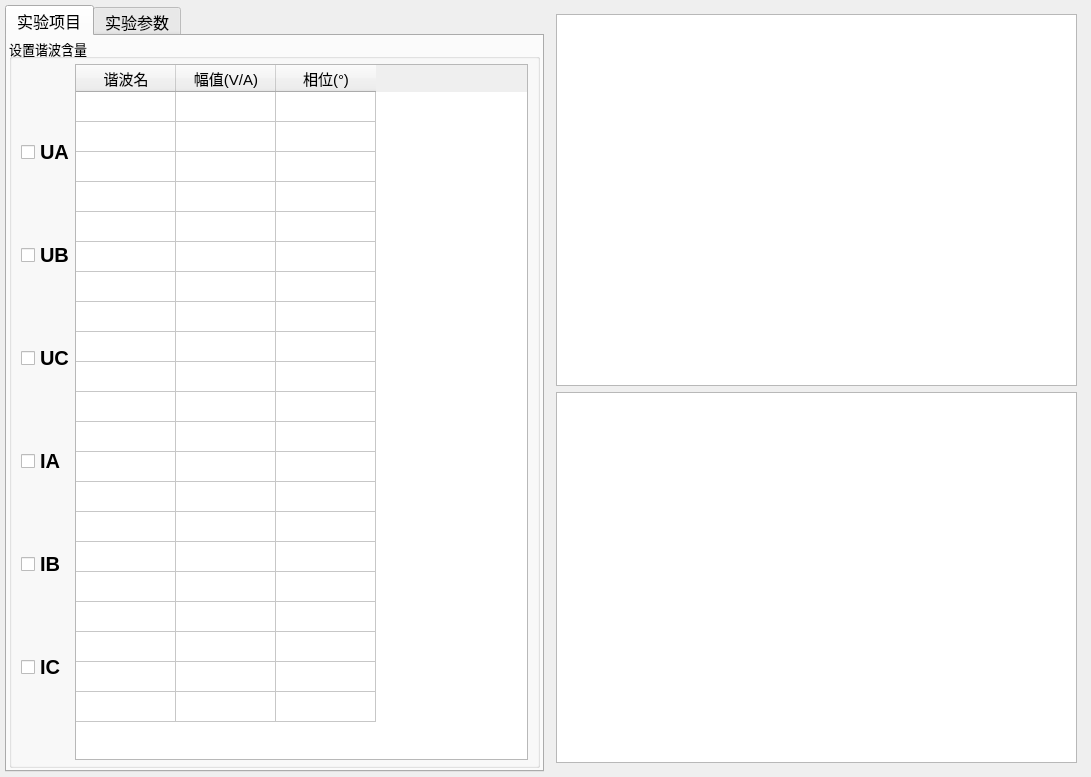
AgueroZzz/Electric-energy-detection, file energy/ui/test04/ui_004.ui: the form before one commit.
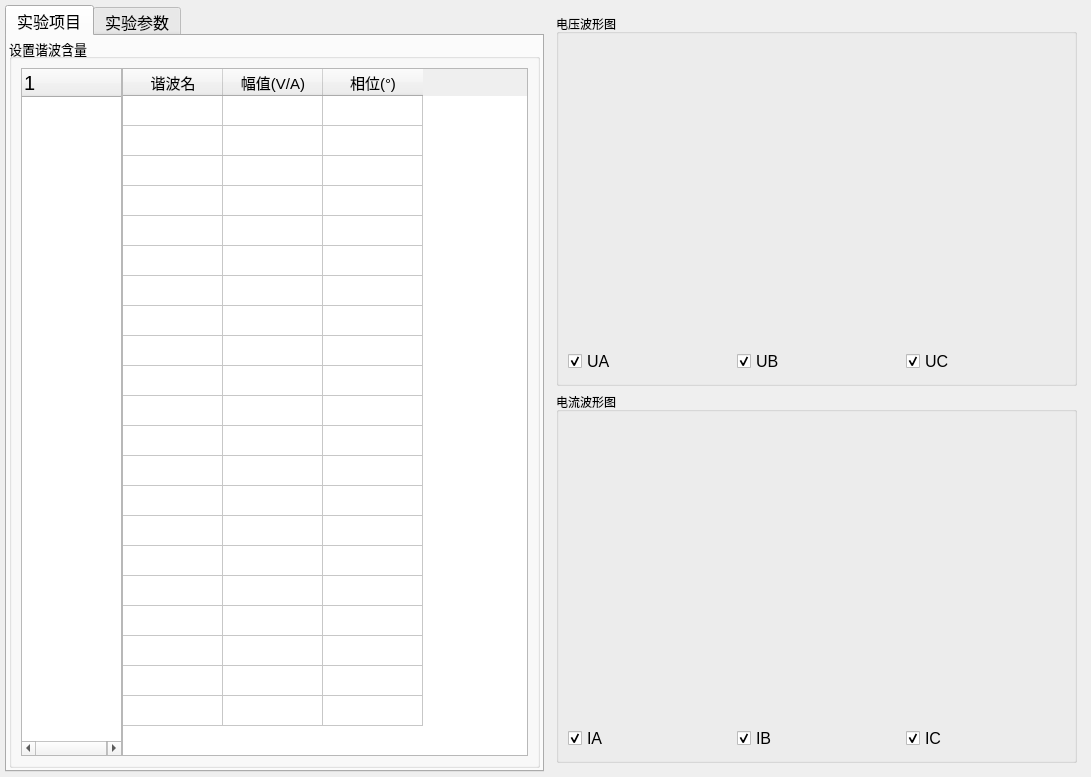
The form after the commit. The open tabs and pages were chosen to show the change.

Diff of the .ui file:
```diff
--- a/energy/ui/test04/ui_004.ui
+++ b/energy/ui/test04/ui_004.ui
@@ -99,97 +99,18 @@
             <property name="title">
              <string>设置谐波含量</string>
             </property>
-            <layout class="QHBoxLayout" name="horizontalLayout_4">
+            <layout class="QHBoxLayout" name="horizontalLayout_4" stretch="1,4">
              <property name="spacing">
               <number>0</number>
              </property>
-             <property name="topMargin">
-              <number>5</number>
-             </property>
-             <property name="bottomMargin">
-              <number>5</number>
-             </property>
              <item>
-              <layout class="QVBoxLayout" name="verticalLayout">
-               <item>
-                <widget class="QCheckBox" name="checkBox">
-                 <property name="font">
-                  <font>
-                   <pointsize>15</pointsize>
-                   <bold>true</bold>
-                  </font>
-                 </property>
-                 <property name="text">
-                  <string>UA</string>
-                 </property>
-                </widget>
-               </item>
-               <item>
-                <widget class="QCheckBox" name="checkBox_2">
-                 <property name="font">
-                  <font>
-                   <pointsize>15</pointsize>
-                   <bold>true</bold>
-                  </font>
-                 </property>
-                 <property name="text">
-                  <string>UB</string>
-                 </property>
-                </widget>
-               </item>
-               <item>
-                <widget class="QCheckBox" name="checkBox_3">
-                 <property name="font">
-                  <font>
-                   <pointsize>15</pointsize>
-                   <bold>true</bold>
-                  </font>
-                 </property>
-                 <property name="text">
-                  <string>UC</string>
-                 </property>
-                </widget>
-               </item>
-               <item>
-                <widget class="QCheckBox" name="checkBox_4">
-                 <property name="font">
-                  <font>
-                   <pointsize>15</pointsize>
-                   <bold>true</bold>
-                  </font>
-                 </property>
-                 <property name="text">
-                  <string>IA</string>
-                 </property>
-                </widget>
-               </item>
-               <item>
-                <widget class="QCheckBox" name="checkBox_5">
-                 <property name="font">
-                  <font>
-                   <pointsize>15</pointsize>
-                   <bold>true</bold>
-                  </font>
-                 </property>
-                 <property name="text">
-                  <string>IB</string>
-                 </property>
-                </widget>
-               </item>
-               <item>
-                <widget class="QCheckBox" name="checkBox_6">
-                 <property name="font">
-                  <font>
-                   <pointsize>15</pointsize>
-                   <bold>true</bold>
-                  </font>
-                 </property>
-                 <property name="text">
-                  <string>IC</string>
-                 </property>
-                </widget>
-               </item>
-              </layout>
+              <widget class="QTreeWidget" name="treeWidget">
+               <property name="font">
+                <font>
+                 <pointsize>15</pointsize>
+                </font>
+               </property>
+              </widget>
              </item>
              <item>
               <widget class="QTableWidget" name="tb_xbhl">
@@ -920,12 +841,137 @@
    </item>
    <item>
     <widget class="QWidget" name="widget_2" native="true">
-     <layout class="QVBoxLayout" name="verticalLayout_8">
+     <layout class="QVBoxLayout" name="verticalLayout_8" stretch="1,1">
       <item>
-       <widget class="QTableWidget" name="tableWidget"/>
+       <widget class="QGroupBox" name="groupBox_8">
+        <property name="title">
+         <string>电压波形图</string>
+        </property>
+        <layout class="QVBoxLayout" name="verticalLayout_9" stretch="5,1">
+         <item>
+          <widget class="QWidget" name="v_chart" native="true"/>
+         </item>
+         <item>
+          <layout class="QHBoxLayout" name="horizontalLayout_11" stretch="1,1,1">
+           <property name="spacing">
+            <number>10</number>
+           </property>
+           <item>
+            <widget class="QCheckBox" name="cb_ua">
+             <property name="font">
+              <font>
+               <pointsize>12</pointsize>
+              </font>
+             </property>
+             <property name="text">
+              <string>UA</string>
+             </property>
+             <property name="checked">
+              <bool>true</bool>
+             </property>
+             <property name="tristate">
+              <bool>false</bool>
+             </property>
+            </widget>
+           </item>
+           <item>
+            <widget class="QCheckBox" name="cb_ub">
+             <property name="font">
+              <font>
+               <pointsize>12</pointsize>
+              </font>
+             </property>
+             <property name="text">
+              <string>UB</string>
+             </property>
+             <property name="checked">
+              <bool>true</bool>
+             </property>
+            </widget>
+           </item>
+           <item>
+            <widget class="QCheckBox" name="cb_uc">
+             <property name="font">
+              <font>
+               <pointsize>12</pointsize>
+              </font>
+             </property>
+             <property name="text">
+              <string>UC</string>
+             </property>
+             <property name="checked">
+              <bool>true</bool>
+             </property>
+            </widget>
+           </item>
+          </layout>
+         </item>
+        </layout>
+       </widget>
       </item>
       <item>
-       <widget class="QTableWidget" name="tableWidget_2"/>
+       <widget class="QGroupBox" name="groupBox_9">
+        <property name="title">
+         <string>电流波形图</string>
+        </property>
+        <layout class="QVBoxLayout" name="verticalLayout_10" stretch="5,1">
+         <item>
+          <widget class="QWidget" name="i_chart" native="true"/>
+         </item>
+         <item>
+          <layout class="QHBoxLayout" name="horizontalLayout_12" stretch="1,1,1">
+           <property name="spacing">
+            <number>10</number>
+           </property>
+           <item>
+            <widget class="QCheckBox" name="cb_ia">
+             <property name="font">
+              <font>
+               <pointsize>12</pointsize>
+              </font>
+             </property>
+             <property name="text">
+              <string>IA</string>
+             </property>
+             <property name="checked">
+              <bool>true</bool>
+             </property>
+            </widget>
+           </item>
+           <item>
+            <widget class="QCheckBox" name="cb_ib">
+             <property name="font">
+              <font>
+               <pointsize>12</pointsize>
+              </font>
+             </property>
+             <property name="text">
+              <string>IB</string>
+             </property>
+             <property name="checked">
+              <bool>true</bool>
+             </property>
+            </widget>
+           </item>
+           <item>
+            <widget class="QCheckBox" name="cb_ic">
+             <property name="font">
+              <font>
+               <pointsize>12</pointsize>
+              </font>
+             </property>
+             <property name="text">
+              <string>IC</string>
+             </property>
+             <property name="checked">
+              <bool>true</bool>
+             </property>
+            </widget>
+           </item>
+          </layout>
+         </item>
+        </layout>
+       </widget>
       </item>
      </layout>
     </widget>
```
Left out of the diff: 2 changed lines with no effect on the pictures.
